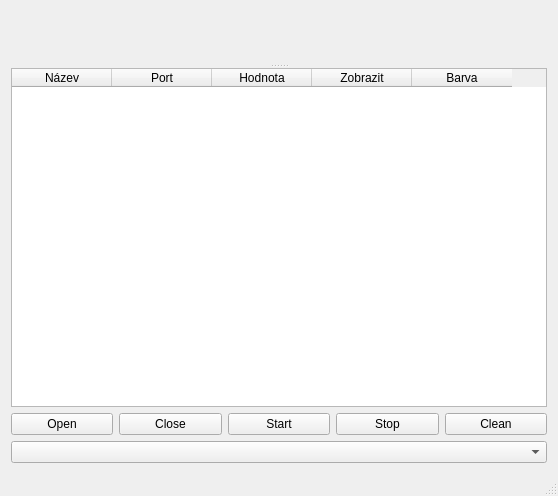
Old version of the form mainwindow.ui in the repository kubanecxxx/ADSniffer.
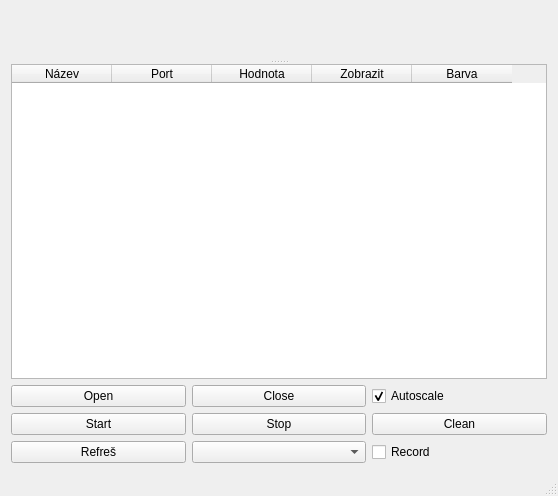
New version of the form. Custom widgets are drawn as their Qt base class.

Commit message: vymyšleno uložení nastavení do souboru logování dat do csv

```diff
--- a/mainwindow.ui
+++ b/mainwindow.ui
@@ -51,47 +51,71 @@
      </widget>
     </item>
     <item>
-     <layout class="QHBoxLayout" name="horizontalLayout">
-      <item>
-       <widget class="QPushButton" name="butOpen">
-        <property name="text">
-         <string>Open</string>
-        </property>
-       </widget>
-      </item>
-      <item>
-       <widget class="QPushButton" name="butClose">
-        <property name="text">
-         <string>Close</string>
-        </property>
-       </widget>
-      </item>
-      <item>
+     <layout class="QGridLayout" name="gridLayout">
+      <item row="1" column="0">
        <widget class="QPushButton" name="butStart">
         <property name="text">
          <string>Start</string>
         </property>
        </widget>
       </item>
-      <item>
+      <item row="0" column="0">
+       <widget class="QPushButton" name="butOpen">
+        <property name="text">
+         <string>Open</string>
+        </property>
+       </widget>
+      </item>
+      <item row="1" column="1">
        <widget class="QPushButton" name="butStop">
         <property name="text">
          <string>Stop</string>
         </property>
        </widget>
       </item>
-      <item>
+      <item row="0" column="1">
+       <widget class="QPushButton" name="butClose">
+        <property name="text">
+         <string>Close</string>
+        </property>
+       </widget>
+      </item>
+      <item row="0" column="2">
+       <widget class="QCheckBox" name="checkAuto">
+        <property name="text">
+         <string>Autoscale</string>
+        </property>
+        <property name="checked">
+         <bool>true</bool>
+        </property>
+       </widget>
+      </item>
+      <item row="1" column="2">
        <widget class="QPushButton" name="butClean">
         <property name="text">
          <string>Clean</string>
         </property>
        </widget>
       </item>
+      <item row="2" column="1">
+       <widget class="QComboBox" name="comboPorts"/>
+      </item>
+      <item row="2" column="0">
+       <widget class="QPushButton" name="butRefresh">
+        <property name="text">
+         <string>Refreš</string>
+        </property>
+       </widget>
+      </item>
+      <item row="2" column="2">
+       <widget class="QCheckBox" name="checkRec">
+        <property name="text">
+         <string>Record</string>
+        </property>
+       </widget>
+      </item>
      </layout>
     </item>
-    <item>
-     <widget class="QComboBox" name="comboPorts"/>
-    </item>
    </layout>
   </widget>
   <widget class="QStatusBar" name="statusBar"/>
```
The commit also changes 2 other files.
